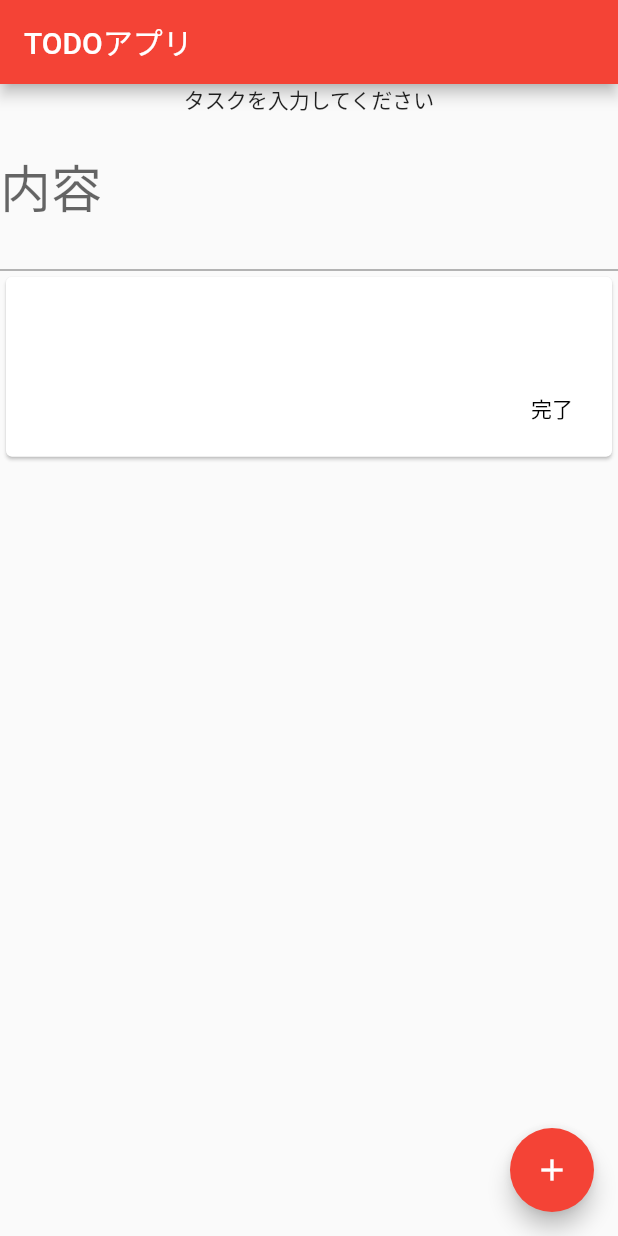
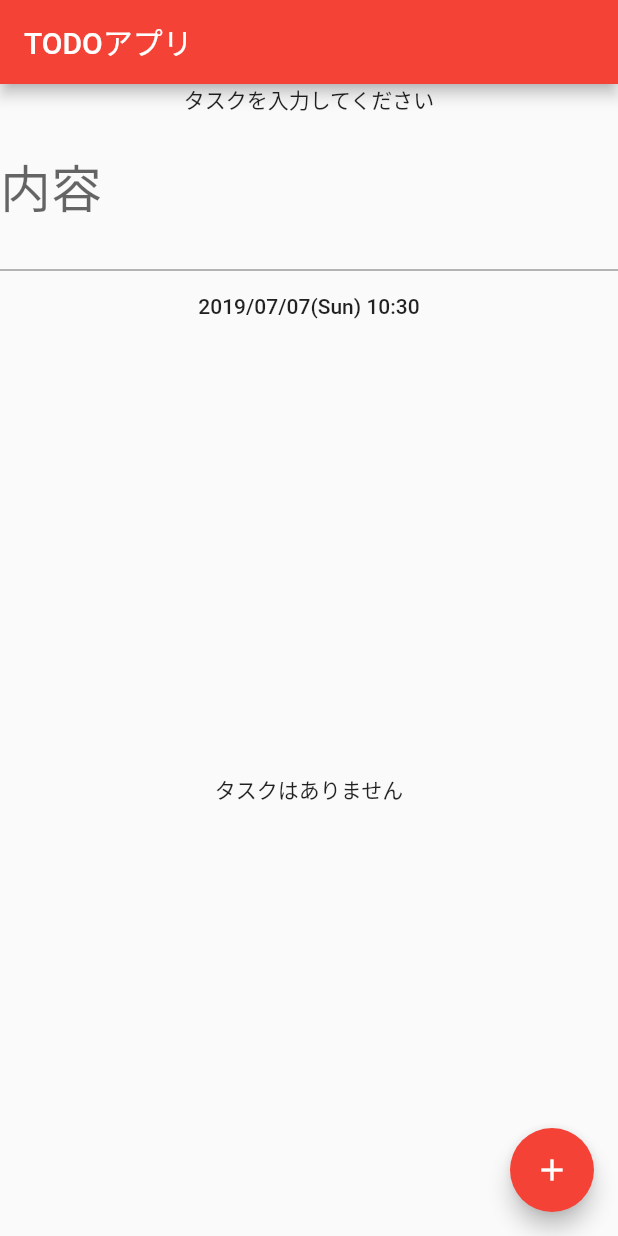
Before and after one commit to RyuseiNomi/todo_app, a Flutter app: the screen it shows after launch, after a tap on the "add" icon, on a phone screen of 412 x 824 dp. Run offline on Flutter 3.47's test engine with Material 2 defaults, Android fonts, the phone set to English and light mode, and no system bars; our stand-ins replace flutter_datetime_picker.

Commit message:
[WIP]日付入力フォームの追加

```diff
--- a/lib/main.dart
+++ b/lib/main.dart
@@ -1,4 +1,6 @@
 import 'package:flutter/material.dart';
+import 'package:flutter_datetime_picker/flutter_datetime_picker.dart';
+import 'package:intl/intl.dart';
 
 void main() => runApp(MyApp());
 
@@ -26,18 +28,27 @@ class Task extends StatefulWidget {
 }
 
 class _TaskState extends State<Task> {
-  List<String> _task = new List();
+  Map _task = new Map();
+
+    // ユーザが入力した日付を格納する変数
+  var _dueDateTime = new DateTime.now();
+
+  // 日付のフォーマッター
+  var formatter = new DateFormat('yyyy/MM/dd(E) HH:mm');
+
   TextEditingController taskCtrl = TextEditingController();
 
   /**
    * 入力されたタスクを画面に描画する
    *
-   * @param String タスク内容 ex) ピーマンを買う
+   * @param String date タスクの期日
+   * @param String content タスクの内容
    */
-  void _setTask(String task) {
+  void _setTask(DateTime date, String content) {
     setState(() {
-      this._task.add(task);
+      this._task.put();
     });
+    print(this._task);
   }
 
   /**
@@ -67,9 +78,10 @@ class _TaskState extends State<Task> {
    */
   void _deleteTask(int index) {
     setState(() {
-      this._task.removeAt(index);
+      this._task.remove(index);
     });
   }
+
 
 
   @override
@@ -90,6 +102,20 @@ class _TaskState extends State<Task> {
               decoration: InputDecoration(hintText: 'ピーマンを買う', labelText: '内容'),
               style: Theme.of(context).textTheme.display1,
             ),
+            FlatButton(
+              onPressed: () =>
+                DatePicker.showDateTimePicker(
+                  context,
+                  showTitleActions: true,
+                  onConfirm: (date){ //onConfirmを使うことで、Doneを押した時のイベントを設定できる
+                    setState(() {
+                      this._dueDateTime = date; //選択された日付をクラスプロパティに格納
+                    });
+                  }),
+              child: Text(
+                formatter.format(this._dueDateTime),
+              )
+            ),
             Flexible(
               child: _getTaskLength() == 0 //タスクがあるかどうかを判定
                 ? Center(child: Text('タスクはありません'))
@@ -101,11 +127,14 @@ class _TaskState extends State<Task> {
                         child: Column(
                           children: <Widget>[
                             ListTile(
-                              title: Text(_task[index]),
+                              title: Text(_task['content'][index]),
                             ),
                             ButtonTheme.bar( //タスクCardにボタンを付けるときはこのWidgetのchildrenに追加する
                               child: ButtonBar(
                                 children: <Widget>[
+                                  Text(
+                                    _task['date'][index]
+                                  ),
                                   FlatButton(
                                     child: const Text('完了'),
                                     onPressed: () => _deleteTask(index),
@@ -121,7 +150,7 @@ class _TaskState extends State<Task> {
         ),
       ),
       floatingActionButton: FloatingActionButton(
-        onPressed: () => _setTask(this.taskCtrl.text),
+        onPressed: () => _setTask(this._dueDateTime, this.taskCtrl.text), //TODO Class 'DateTime' has no instance method '[]'.←このエラーを解決する
         tooltip: 'Taskの追加',
         child: Icon(Icons.add),
       ),
--- a/pubspec.yaml
+++ b/pubspec.yaml
@@ -19,7 +19,8 @@ environment:
 dependencies:
   flutter:
     sdk: flutter
-
+  flutter_datetime_picker: ^1.2.1
+  intl: ^0.15.8
   # The following adds the Cupertino Icons font to your application.
   # Use with the CupertinoIcons class for iOS style icons.
   cupertino_icons: ^0.1.2
```
Also changed, not shown: pubspec.lock.
